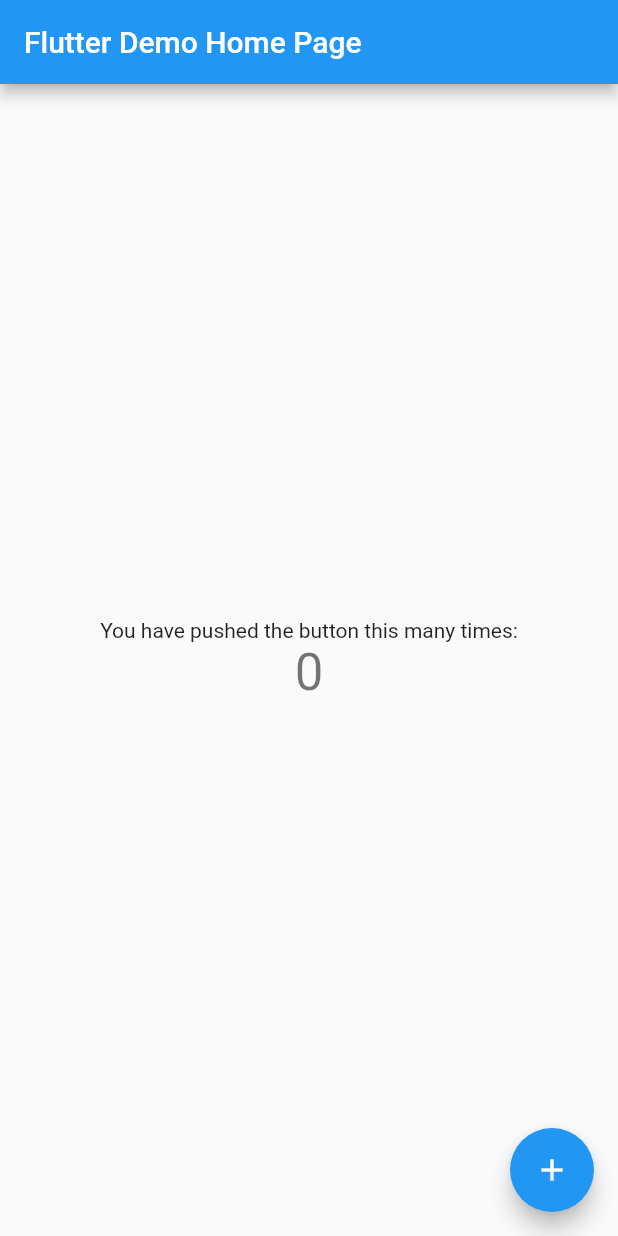
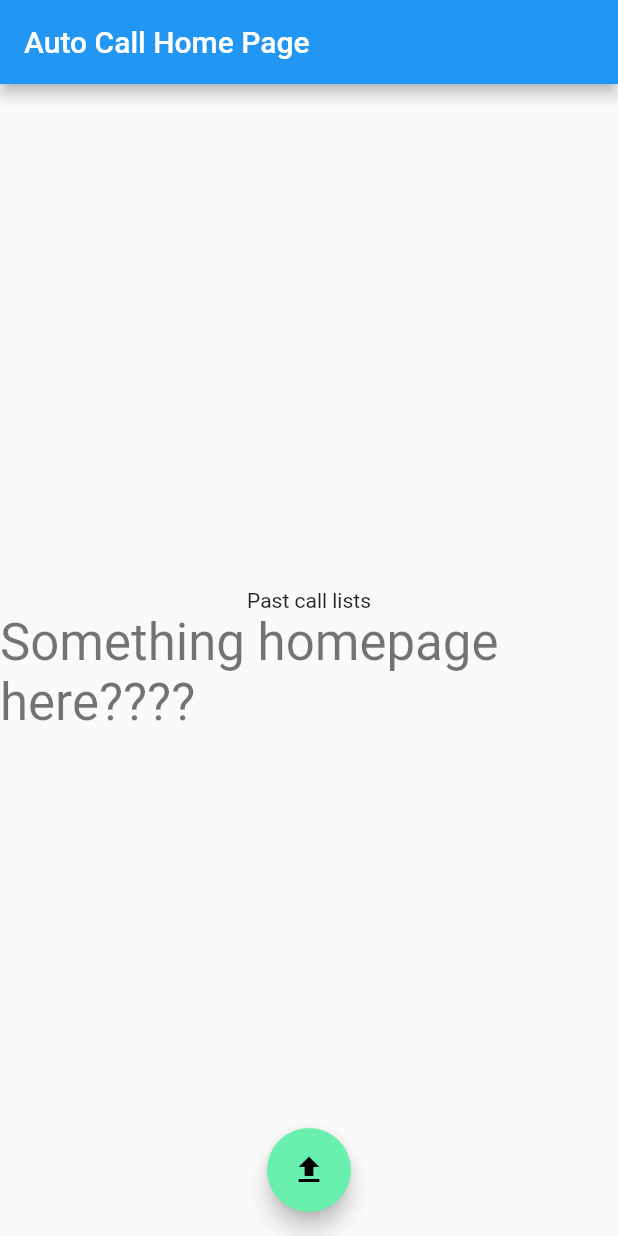
Before and after one commit to brandonmkunkel/auto_call, a Flutter app: the screen it shows after launch, on a phone screen of 412 x 824 dp. Run offline on Flutter 3.47's test engine with Material 2 defaults, Android fonts, the phone set to English and light mode, and no system bars; our stand-ins replace get_it.

Commit message:
First piece of work done, basic structure

```diff
--- /dev/null
+++ b/assets/text/about/about1.txt
@@ -0,0 +1,5 @@
+Traditional Turkish Coffee is brewed with the grounds mixed into the water (optionally with sugar) and brought to a boil in a copper pot, called an ibrik.
+
+The coffee is served with the grounds in a small cup. Once the liquids have been fully enjoyed, the cup is inverted and the grounds settle into interesting shapes.
+
+The grounds hold images and patterns that may reveal insights into your life.
--- /dev/null
+++ b/assets/text/about/about2.txt
@@ -0,0 +1,5 @@
+Traditional Turkish Coffee is brewed with the grounds mixed into the water (optionally with sugar) and brought to a boil in a copper pot, called an ibrik.
+
+The coffee is served with the grounds in a small cup. Once the liquids have been fully enjoyed, the cup is inverted and the grounds settle into interesting shapes.
+
+The grounds hold images and patterns that may reveal insights into your life.
--- /dev/null
+++ b/assets/text/data/sample_numbers.txt
@@ -0,0 +1,2 @@
+4406675647
+4404886339
--- a/lib/caller.dart
+++ b/lib/caller.dart
@@ -1,3 +1,3 @@
 ///
-/// This file ahs functions used for automating phone calls from a list
+/// This file has functions used for automating phone calls from a list
 ///
--- /dev/null
+++ b/lib/home.dart
@@ -0,0 +1,58 @@
+import 'package:flutter/material.dart';
+import 'call_queue.dart';
+
+class MyHomePage extends StatefulWidget {
+  MyHomePage({Key key}) : super(key: key);
+
+  // This widget is the home page of your application. It is stateful, meaning
+  // that it has a State object (defined below) that contains fields that affect
+  // how it looks.
+
+  // This class is the configuration for the state. It holds the values (in this
+  // case the title) provided by the parent (in this case the App widget) and
+  // used by the build method of the State. Fields in a Widget subclass are
+  // always marked "final".
+
+  static String routeName = "/";
+  final String title = "Auto Call Home Page";
+
+  @override
+  _MyHomePageState createState() => _MyHomePageState();
+}
+
+class _MyHomePageState extends State<MyHomePage> {
+
+  @override
+  Widget build(BuildContext context) {
+    return Scaffold(
+        appBar: AppBar(
+          title: Text(widget.title),
+        ),
+        body: Center(
+          child: Column(
+            mainAxisAlignment: MainAxisAlignment.center,
+            children: <Widget>[
+              Text(
+                'Past call lists',
+              ),
+              Text(
+                "Something homepage here????",
+                style: Theme.of(context).textTheme.display1,
+              ),
+            ],
+          ),
+        ),
+        floatingActionButton: FloatingActionButton(
+          onPressed: () {
+            Navigator.push(
+                context,
+                MaterialPageRoute(builder: (context) => CallQueuePage())
+            );
+          },
+          tooltip: 'Upload List',
+          child: Icon(Icons.file_upload),
+        ),
+        floatingActionButtonLocation: FloatingActionButtonLocation.centerFloat
+        );
+  }
+}
--- /dev/null
+++ b/lib/index.dart
@@ -0,0 +1,6 @@
+//import 'package:auto_call/lib/main.dart';
+//
+//final Map<String, dynamic> pageIndex = {
+//  "home": MyHomePage(),
+//
+//};
--- a/lib/main.dart
+++ b/lib/main.dart
@@ -1,113 +1,22 @@
 import 'package:flutter/material.dart';
+
+import 'home.dart';
+import 'ui/theme.dart';
 
 void main() {
   runApp(MyApp());
 }
 
 class MyApp extends StatelessWidget {
-  // This widget is the root of your application.
   @override
   Widget build(BuildContext context) {
     return MaterialApp(
       title: 'Flutter Demo',
-      theme: ThemeData(
-        // This is the theme of your application.
-        //
-        // Try running your application with "flutter run". You'll see the
-        // application has a blue toolbar. Then, without quitting the app, try
-        // changing the primarySwatch below to Colors.green and then invoke
-        // "hot reload" (press "r" in the console where you ran "flutter run",
-        // or simply save your changes to "hot reload" in a Flutter IDE).
-        // Notice that the counter didn't reset back to zero; the application
-        // is not restarted.
-        primarySwatch: Colors.blue,
-      ),
-      home: MyHomePage(title: 'Flutter Demo Home Page'),
+      theme: appTheme,
+      home: MyHomePage(),
+//      routes: {
+//        MyHomePage.routeName: (context) => MyHomePage(),
+//      }
     );
   }
 }
-
-class MyHomePage extends StatefulWidget {
-  MyHomePage({Key key, this.title}) : super(key: key);
-
-  // This widget is the home page of your application. It is stateful, meaning
-  // that it has a State object (defined below) that contains fields that affect
-  // how it looks.
-
-  // This class is the configuration for the state. It holds the values (in this
-  // case the title) provided by the parent (in this case the App widget) and
-  // used by the build method of the State. Fields in a Widget subclass are
-  // always marked "final".
-
-  final String title;
-
-  @override
-  _MyHomePageState createState() => _MyHomePageState();
-}
-
-class _MyHomePageState extends State<MyHomePage> {
-  int _counter = 0;
-
-  void _incrementCounter() {
-    setState(() {
-      // This call to setState tells the Flutter framework that something has
-      // changed in this State, which causes it to rerun the build method below
-      // so that the display can reflect the updated values. If we changed
-      // _counter without calling setState(), then the build method would not be
-      // called again, and so nothing would appear to happen.
-      _counter++;
-    });
-  }
-
-  @override
-  Widget build(BuildContext context) {
-    // This method is rerun every time setState is called, for instance as done
-    // by the _incrementCounter method above.
-    //
-    // The Flutter framework has been optimized to make rerunning build methods
-    // fast, so that you can just rebuild anything that needs updating rather
-    // than having to individually change instances of widgets.
-    return Scaffold(
-      appBar: AppBar(
-        // Here we take the value from the MyHomePage object that was created by
-        // the App.build method, and use it to set our appbar title.
-        title: Text(widget.title),
-      ),
-      body: Center(
-        // Center is a layout widget. It takes a single child and positions it
-        // in the middle of the parent.
-        child: Column(
-          // Column is also layout widget. It takes a list of children and
-          // arranges them vertically. By default, it sizes itself to fit its
-          // children horizontally, and tries to be as tall as its parent.
-          //
-          // Invoke "debug painting" (press "p" in the console, choose the
-          // "Toggle Debug Paint" action from the Flutter Inspector in Android
-          // Studio, or the "Toggle Debug Paint" command in Visual Studio Code)
-          // to see the wireframe for each widget.
-          //
-          // Column has various properties to control how it sizes itself and
-          // how it positions its children. Here we use mainAxisAlignment to
-          // center the children vertically; the main axis here is the vertical
-          // axis because Columns are vertical (the cross axis would be
-          // horizontal).
-          mainAxisAlignment: MainAxisAlignment.center,
-          children: <Widget>[
-            Text(
-              'You have pushed the button this many times:',
-            ),
-            Text(
-              '$_counter',
-              style: Theme.of(context).textTheme.display1,
-            ),
-          ],
-        ),
-      ),
-      floatingActionButton: FloatingActionButton(
-        onPressed: _incrementCounter,
-        tooltip: 'Increment',
-        child: Icon(Icons.add),
-      ), // This trailing comma makes auto-formatting nicer for build methods.
-    );
-  }
-}
--- a/lib/services/service_locator.dart
+++ b/lib/services/service_locator.dart
@@ -1,4 +1,4 @@
-import 'package:flutter_calls_messages/services/calls_and_messages_service.dart';
+import 'calls_and_messages_service.dart';
 import 'package:get_it/get_it.dart';
 
 GetIt locator = GetIt();
--- /dev/null
+++ b/lib/ui/theme.dart
@@ -0,0 +1,16 @@
+import 'package:flutter/material.dart';
+
+// This file will hold information describing the Theme for the App
+
+final ThemeData appTheme = ThemeData(
+  brightness: Brightness.light,
+
+  backgroundColor: Colors.white,
+  primarySwatch: Colors.blue,
+  primaryColor: Colors.blue,
+  accentColor: Colors.greenAccent,
+//  accentColor: Color(0x99003886), // To enter a specific color
+
+  // Fonts
+  fontFamily: "Roboto",
+);
```
Also changed, not shown: assets/text/about/about3.txt (added, +10 -0 lines), assets/text/terms_conditions.txt (added, +8 -0 lines), lib/call_queue.dart (added, +106 -0 lines), lib/old_calls.dart (added, +102 -0 lines), lib/services/file_reader.dart (added, +114 -0 lines), pubspec.yaml (+11 -7 lines), 1 other file.
